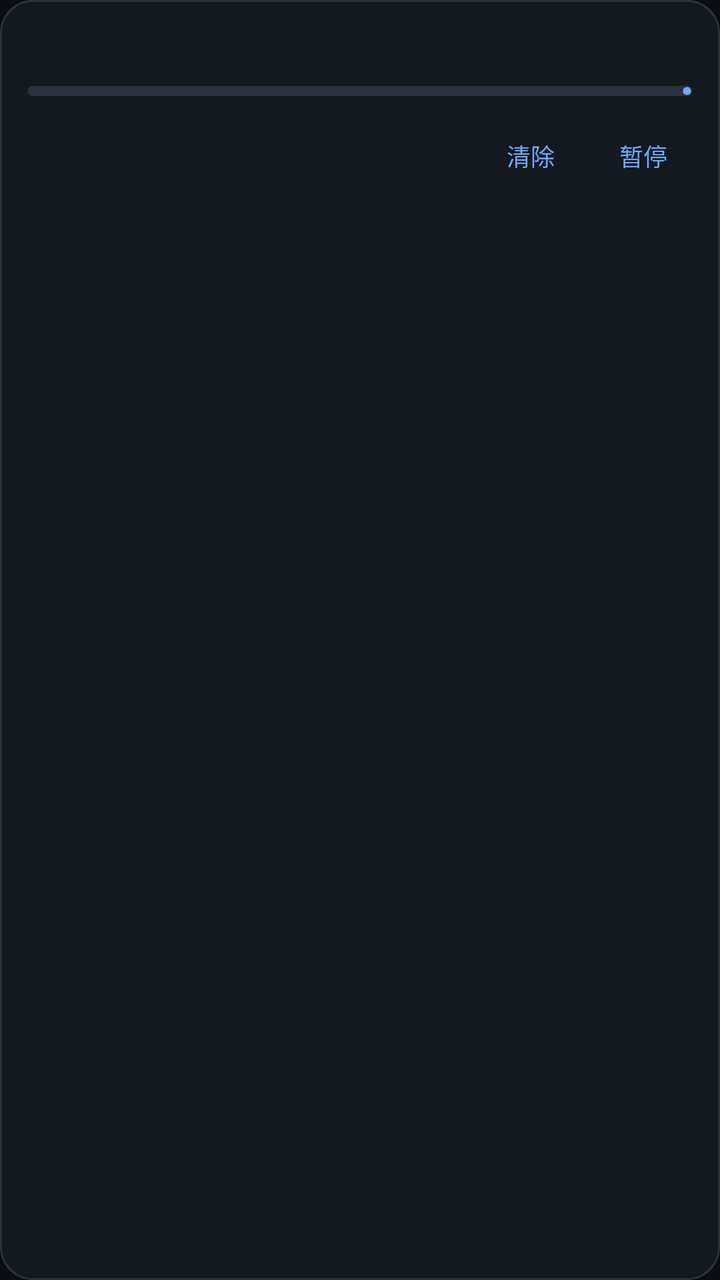
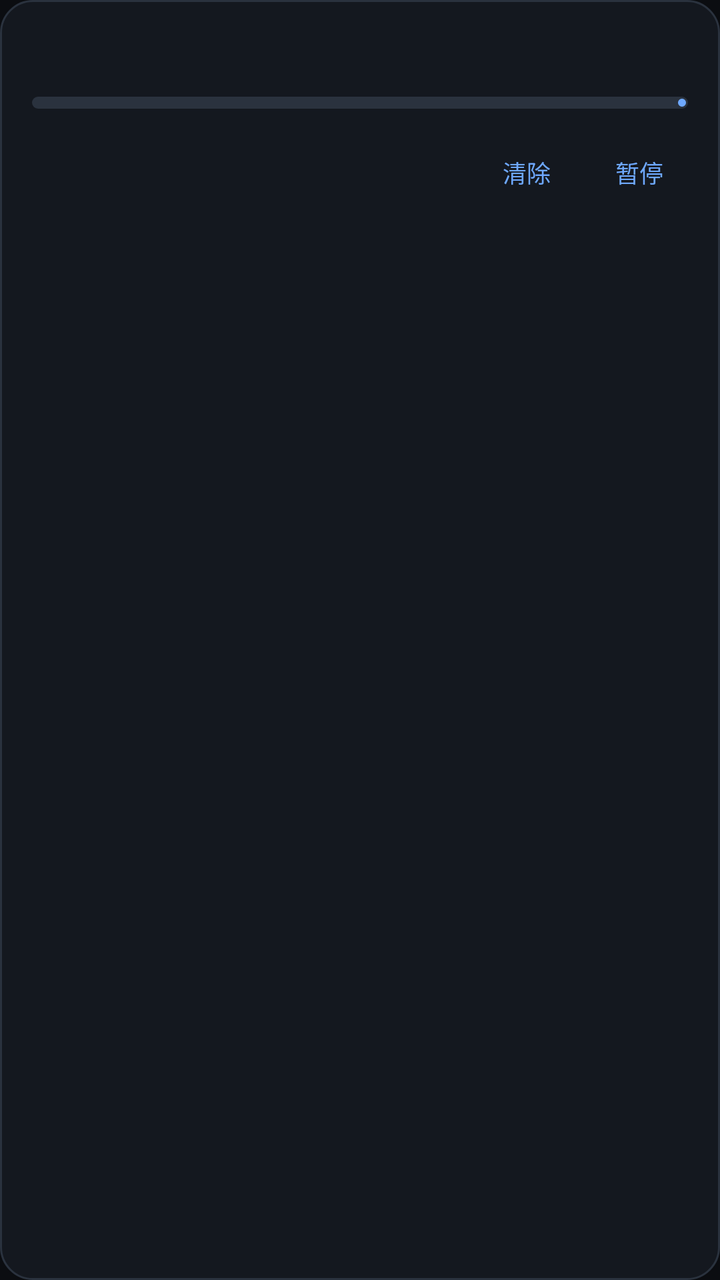

Before-and-after screenshots of an Android layout around one commit, followed by the original layout XML and the change that was made.
<!-- AndroidManifest.xml: application theme Theme.LinNas -->
<!-- res/layout/item_transfer.xml -->
<?xml version="1.0" encoding="utf-8"?>
<LinearLayout xmlns:android="http://schemas.android.com/apk/res/android"
    xmlns:app="http://schemas.android.com/apk/res-auto"
    android:layout_width="match_parent"
    android:layout_height="wrap_content"
    android:orientation="vertical"
    android:background="@drawable/bg_card"
    android:padding="14dp"
    android:layout_marginBottom="8dp">
    <LinearLayout
        android:layout_width="match_parent"
        android:layout_height="wrap_content"
        android:orientation="horizontal"
        android:gravity="center_vertical">
        <TextView
            android:id="@+id/tname"
            android:layout_width="0dp"
            android:layout_height="wrap_content"
            android:layout_weight="1"
            android:textColor="?attr/lText"
            android:textSize="14sp"
            android:maxLines="1"
            android:ellipsize="middle" />
        <TextView
            android:id="@+id/tstate"
            android:layout_width="wrap_content"
            android:layout_height="wrap_content"
            android:layout_marginStart="10dp"
            android:textColor="?attr/lTextDim"
            android:textSize="12sp" />
    </LinearLayout>
    <com.google.android.material.progressindicator.LinearProgressIndicator
        android:id="@+id/tprog"
        android:layout_width="match_parent"
        android:layout_height="wrap_content"
        android:layout_marginTop="10dp"
        app:trackColor="?attr/lOutline"
        app:trackCornerRadius="3dp"
        app:trackThickness="5dp" />
    <LinearLayout
        android:layout_width="match_parent"
        android:layout_height="wrap_content"
        android:orientation="horizontal"
        android:layout_marginTop="6dp"
        android:gravity="end">
        <com.google.android.material.button.MaterialButton
            android:id="@+id/tclear"
            style="@style/Widget.Material3.Button.TextButton"
            android:layout_width="wrap_content"
            android:layout_height="wrap_content"
            android:minWidth="0dp"
            android:text="清除"
            android:textSize="12sp" />
        <com.google.android.material.button.MaterialButton
            android:id="@+id/tact"
            style="@style/Widget.Material3.Button.TextButton"
            android:layout_width="wrap_content"
            android:layout_height="wrap_content"
            android:minWidth="0dp"
            android:layout_marginStart="8dp"
            android:text="暂停"
            android:textSize="12sp" />
    </LinearLayout>
</LinearLayout>
<!-- resources referenced by this layout -->
<resources>
  <!-- drawable bg_card (drawable) -->
  <shape xmlns:android="http://schemas.android.com/apk/res/android" android:shape="rectangle"><solid android:color="@color/surface" /><corners android:radius="16dp" /><stroke android:width="1dp" android:color="@color/outline" /></shape>
  <style name="Theme.LinNas" parent="Theme.Material3.Dark.NoActionBar">
          <item name="lInk">@color/t_blue_ink</item>
          <item name="lSurface">@color/t_blue_surface</item>
          <item name="lSurfaceHigh">@color/t_blue_surface_high</item>
          <item name="lOutline">@color/t_blue_outline</item>
          <item name="lText">@color/t_blue_text</item>
          <item name="lTextDim">@color/t_blue_text_dim</item>
          <item name="lPrimary">@color/t_blue_primary</item>
          <item name="lOnPrimary">@color/t_blue_on_primary</item>
          <item name="lDanger">@color/danger</item>
          <item name="lSuccess">@color/mint</item>
          <item name="lIsLight">false</item>
          <item name="colorPrimary">@color/t_blue_primary</item>
          <item name="colorOnPrimary">@color/t_blue_on_primary</item>
          <item name="colorSecondary">@color/t_blue_primary</item>
          <item name="colorOnSecondary">@color/t_blue_on_primary</item>
          <item name="colorSurface">@color/t_blue_surface</item>
          <item name="colorOnSurface">@color/t_blue_text</item>
          <item name="colorSurfaceVariant">@color/t_blue_surface_high</item>
          <item name="colorOnSurfaceVariant">@color/t_blue_text_dim</item>
          <item name="colorOutline">@color/t_blue_outline</item>
          <item name="colorOnBackground">@color/t_blue_text</item>
          <item name="colorError">@color/danger</item>
          <item name="android:colorBackground">@color/t_blue_ink</item>
          <item name="android:statusBarColor">@color/t_blue_ink</item>
          <item name="android:navigationBarColor">@color/t_blue_ink</item>
          <item name="android:windowLightStatusBar">false</item>
          <item name="android:textColorPrimary">@color/t_blue_text</item>
          <item name="android:textColorSecondary">@color/t_blue_text_dim</item>
      </style>
  <color name="surface">#14181F</color>
  <color name="outline">#2A323E</color>
  <color name="t_blue_ink">#0B0D11</color>
  <color name="t_blue_surface">#14181F</color>
  <color name="t_blue_surface_high">#1C222C</color>
  <color name="t_blue_outline">#2A323E</color>
  <color name="t_blue_text">#E9EDF5</color>
  <color name="t_blue_text_dim">#98A2B3</color>
  <color name="t_blue_primary">#6EA8FE</color>
  <color name="t_blue_on_primary">#071021</color>
  <color name="danger">#FF7A7A</color>
  <color name="mint">#79E2B6</color>
</resources>

<!-- the commit's change to res/layout/item_transfer.xml (unified diff, before → after) -->
@@ -5,8 +5,9 @@
     android:layout_height="wrap_content"
     android:orientation="vertical"
     android:background="@drawable/bg_card"
-    android:padding="14dp"
-    android:layout_marginBottom="8dp">
+    android:padding="@dimen/card_padding"
+    android:layout_marginBottom="@dimen/space_3">
+
     <LinearLayout
         android:layout_width="match_parent"
         android:layout_height="wrap_content"
@@ -18,30 +19,34 @@
             android:layout_height="wrap_content"
             android:layout_weight="1"
             android:textColor="?attr/lText"
-            android:textSize="14sp"
+            android:textSize="@dimen/text_md"
+            android:textStyle="bold"
             android:maxLines="1"
             android:ellipsize="middle" />
         <TextView
             android:id="@+id/tstate"
             android:layout_width="wrap_content"
             android:layout_height="wrap_content"
-            android:layout_marginStart="10dp"
+            android:layout_marginStart="@dimen/space_2"
             android:textColor="?attr/lTextDim"
-            android:textSize="12sp" />
+            android:textSize="@dimen/text_caption" />
     </LinearLayout>
+
     <com.google.android.material.progressindicator.LinearProgressIndicator
         android:id="@+id/tprog"
         android:layout_width="match_parent"
         android:layout_height="wrap_content"
-        android:layout_marginTop="10dp"
+        android:layout_marginTop="@dimen/space_3"
         app:trackColor="?attr/lOutline"
-        app:trackCornerRadius="3dp"
-        app:trackThickness="5dp" />
+        app:trackCornerRadius="@dimen/radius_pill"
+        app:trackThickness="6dp"
+        app:indicatorColor="?attr/lPrimary" />
+
     <LinearLayout
         android:layout_width="match_parent"
         android:layout_height="wrap_content"
         android:orientation="horizontal"
-        android:layout_marginTop="6dp"
+        android:layout_marginTop="@dimen/space_2"
         android:gravity="end">
         <com.google.android.material.button.MaterialButton
             android:id="@+id/tclear"
@@ -50,15 +55,15 @@
             android:layout_height="wrap_content"
             android:minWidth="0dp"
             android:text="清除"
-            android:textSize="12sp" />
+            android:textSize="@dimen/text_caption" />
         <com.google.android.material.button.MaterialButton
             android:id="@+id/tact"
             style="@style/Widget.Material3.Button.TextButton"
             android:layout_width="wrap_content"
             android:layout_height="wrap_content"
             android:minWidth="0dp"
-            android:layout_marginStart="8dp"
+            android:layout_marginStart="@dimen/space_2"
             android:text="暂停"
-            android:textSize="12sp" />
+            android:textSize="@dimen/text_caption" />
     </LinearLayout>
 </LinearLayout>
<!-- resource entries referenced after the edit -->
@@ -1,7 +1,21 @@
 <!-- resources referenced by this layout -->
 <resources>
+  <dimen name="card_padding">16dp</dimen>
+  <dimen name="radius_pill">999dp</dimen>
+  <dimen name="space_2">8dp</dimen>
+  <dimen name="space_3">12dp</dimen>
+  <dimen name="text_caption">12sp</dimen>
+  <dimen name="text_md">15sp</dimen>
   <!-- drawable bg_card (drawable) -->
-  <shape xmlns:android="http://schemas.android.com/apk/res/android" android:shape="rectangle"><solid android:color="@color/surface" /><corners android:radius="16dp" /><stroke android:width="1dp" android:color="@color/outline" /></shape>
+  <?xml version="1.0" encoding="utf-8"?>
+  <shape xmlns:android="http://schemas.android.com/apk/res/android"
+      android:shape="rectangle">
+      <solid android:color="?attr/lSurface" />
+      <corners android:radius="@dimen/radius_lg" />
+      <stroke
+          android:width="@dimen/stroke_hairline"
+          android:color="?attr/lOutline" />
+  </shape>
   <style name="Theme.LinNas" parent="Theme.Material3.Dark.NoActionBar">
           <item name="lInk">@color/t_blue_ink</item>
           <item name="lSurface">@color/t_blue_surface</item>
@@ -32,8 +46,8 @@
           <item name="android:textColorPrimary">@color/t_blue_text</item>
           <item name="android:textColorSecondary">@color/t_blue_text_dim</item>
       </style>
-  <color name="surface">#14181F</color>
-  <color name="outline">#2A323E</color>
+  <dimen name="radius_lg">16dp</dimen>
+  <dimen name="stroke_hairline">1dp</dimen>
   <color name="t_blue_ink">#0B0D11</color>
   <color name="t_blue_surface">#14181F</color>
   <color name="t_blue_surface_high">#1C222C</color>
